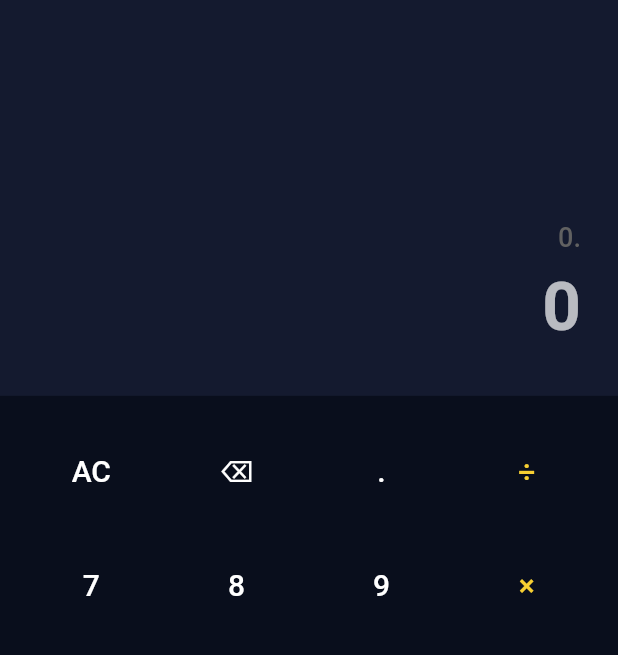
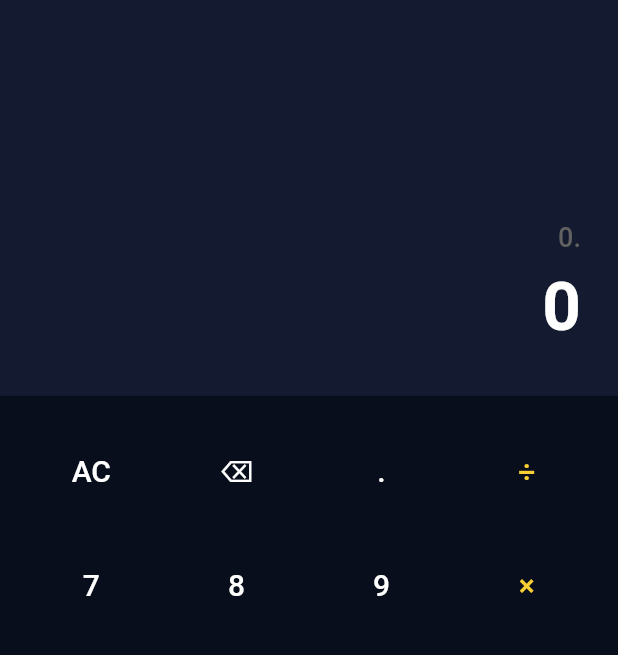
Before and after one commit to 01mahdivalipoor/flutter-calculator, a Flutter app: the screen it shows after launch, after a tap on an icon or button, on a phone screen of 412 x 824 dp, the part 59-714 px from its top. Run offline on Flutter 3.47's test engine with Material 2 defaults, Android fonts, the phone set to English and light mode, and no system bars; our stand-ins replace hive, hive_flutter, math_expressions; accounts and stored records are empty.

Commit message:
Update packages

```diff
--- a/lib/main.dart
+++ b/lib/main.dart
@@ -6,7 +6,6 @@ import 'package:hive_flutter/hive_flutter.dart';
 import 'package:calculator/imports.dart';
 import 'package:provider/provider.dart';
 import 'package:flutter/material.dart';
-import 'package:hive/hive.dart';
 
 void main() async {
   WidgetsFlutterBinding.ensureInitialized();
@@ -25,8 +24,6 @@ class MyApp extends StatelessWidget {
         debugShowCheckedModeBanner: false,
         theme: ThemeData(
           scaffoldBackgroundColor: backgroundColor,
-          brightness: Brightness.dark,
-          accentColor: yellowColor,
           appBarTheme: AppBarTheme(
             color: backgroundColor,
             elevation: 0.0,
@@ -34,6 +31,7 @@ class MyApp extends StatelessWidget {
           textTheme: TextTheme(
             headline3: TextStyle(
               fontWeight: FontWeight.bold,
+              color: Colors.white,
             ),
             caption: TextStyle(
               fontWeight: FontWeight.w500,
@@ -41,6 +39,8 @@ class MyApp extends StatelessWidget {
               fontSize: 18.0,
             ),
           ),
+          colorScheme:
+              ColorScheme.fromSwatch().copyWith(secondary: yellowColor),
         ),
         routes: {
           '/': (context) => Calculator(),
--- a/lib/provider/calculator_provider.dart
+++ b/lib/provider/calculator_provider.dart
@@ -1,7 +1,6 @@
 import 'package:math_expressions/math_expressions.dart';
 import 'package:calculator/model/historyitem.dart';
 import 'package:hive_flutter/hive_flutter.dart';
-import 'package:flutter/foundation.dart';
 import 'package:calculator/imports.dart';
 import 'package:flutter/widgets.dart';
 
--- a/pubspec.yaml
+++ b/pubspec.yaml
@@ -27,7 +27,7 @@ dependencies:
   hive: ^2.0.4
   hive_flutter: ^1.1.0
   math_expressions: ^2.1.1
-  provider: ^5.0.0
+  provider: ^6.0.4
 
 dev_dependencies:
   flutter_test:
```
Also changed, not shown: lib/screens/history.dart (+7 -1 lines), pubspec.lock, 3 other files.
